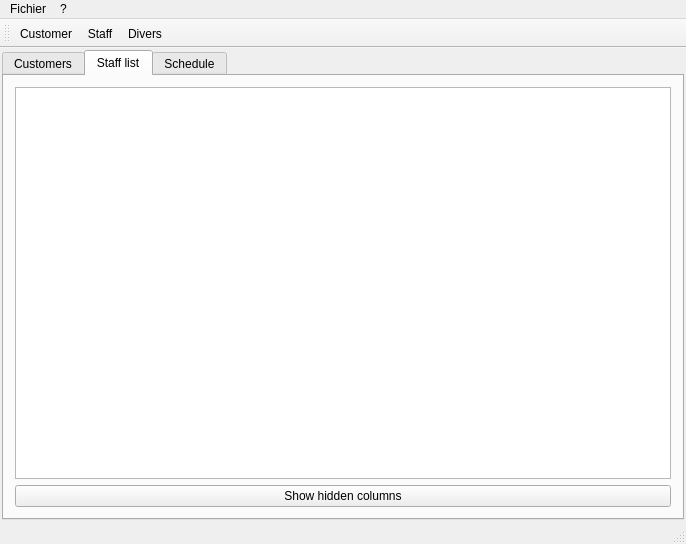
The window that Projet/MainWindow.ui (RakSrinaNa/DI4---QT) describes before a commit, drawn with Qt 5.
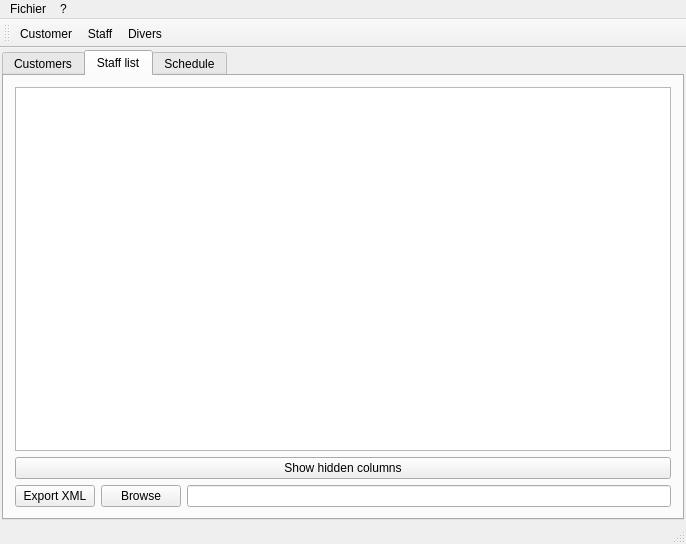
The same window after the commit. The open tabs and pages were chosen to show the change. Icons and pictures are not drawn.

What changed in the file:
```diff
--- a/Projet/MainWindow.ui
+++ b/Projet/MainWindow.ui
@@ -257,6 +257,31 @@
           </property>
          </widget>
         </item>
+        <item>
+         <layout class="QHBoxLayout" name="horizontalLayout_3">
+          <item>
+           <widget class="QPushButton" name="exportXMLButton">
+            <property name="text">
+             <string>Export XML</string>
+            </property>
+           </widget>
+          </item>
+          <item>
+           <widget class="QPushButton" name="browseXMLButton">
+            <property name="text">
+             <string>Browse</string>
+            </property>
+           </widget>
+          </item>
+          <item>
+           <widget class="QLineEdit" name="xmlPathEdit">
+            <property name="readOnly">
+             <bool>true</bool>
+            </property>
+           </widget>
+          </item>
+         </layout>
+        </item>
        </layout>
       </widget>
       <widget class="QWidget" name="tab_2">
```
Left out of the diff: 2 changed lines with no effect on the pictures.
